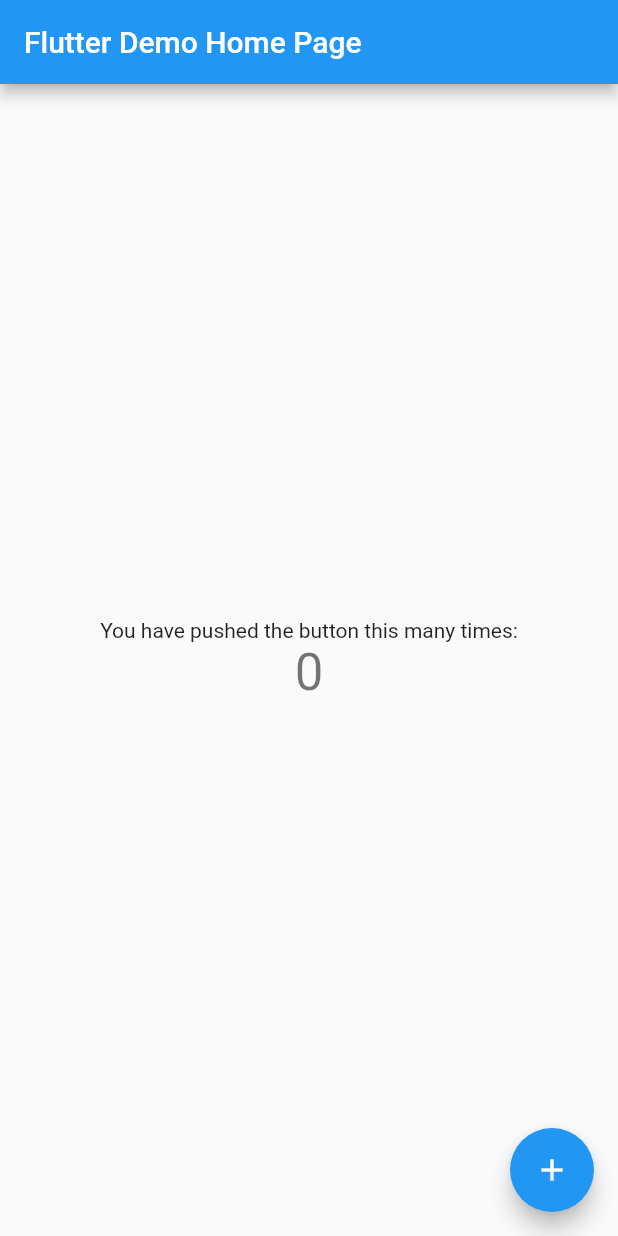
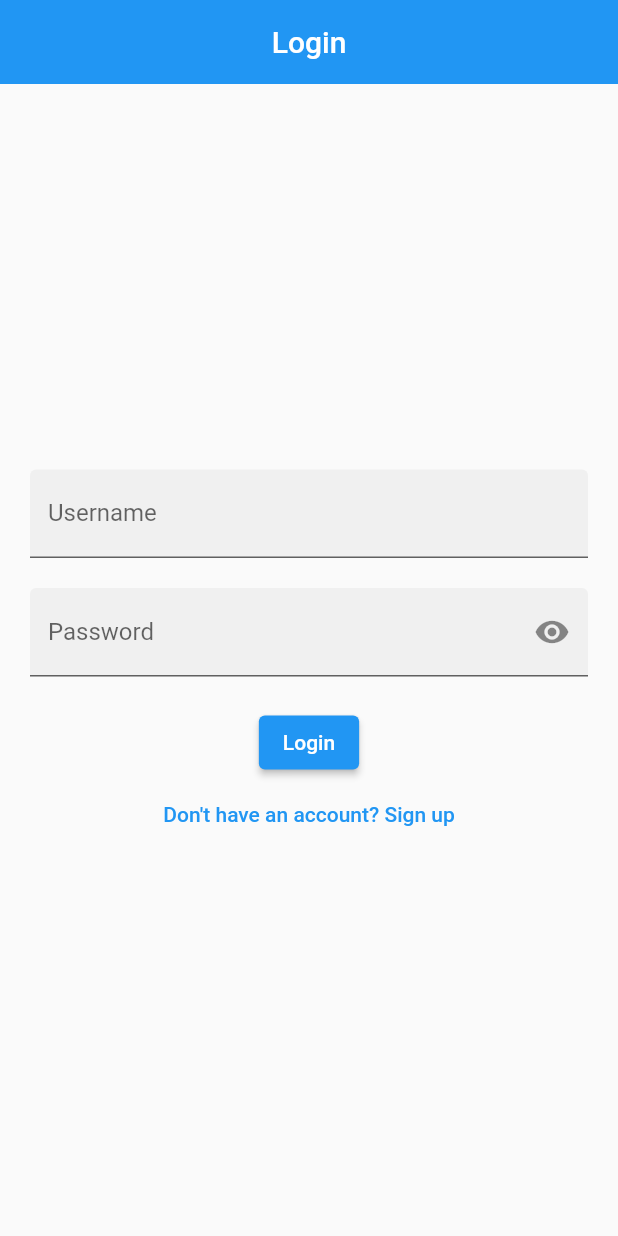
Before and after one commit to Inish-Bashyal/FitBit-Mobile, a Flutter app: the screen it shows after launch, on a phone screen of 412 x 824 dp. Run offline on Flutter 3.47's test engine with Material 2 defaults, Android fonts, the phone set to English and light mode, and no system bars.

Commit message:
login view created

```diff
--- /dev/null
+++ b/lib/app.dart
@@ -0,0 +1,17 @@
+import 'package:fitbit/view/login_view.dart';
+import 'package:flutter/material.dart';
+
+class App extends StatelessWidget {
+  const App({super.key});
+
+  @override
+  Widget build(BuildContext context) {
+    return MaterialApp(
+      debugShowCheckedModeBanner: false,
+      initialRoute: '/loginRoute',
+      routes: {
+        '/loginRoute': (context) => const LoginView(),
+      },
+    );
+  }
+}
--- a/lib/main.dart
+++ b/lib/main.dart
@@ -1,115 +1,8 @@
+import 'package:fitbit/app.dart';
 import 'package:flutter/material.dart';
 
-void main() {
-  runApp(const MyApp());
+void main(List<String> args) {
+  runApp(
+    const App(),
+  );
 }
-
-class MyApp extends StatelessWidget {
-  const MyApp({super.key});
-
-  // This widget is the root of your application.
-  @override
-  Widget build(BuildContext context) {
-    return MaterialApp(
-      title: 'Flutter Demo',
-      theme: ThemeData(
-        // This is the theme of your application.
-        //
-        // Try running your application with "flutter run". You'll see the
-        // application has a blue toolbar. Then, without quitting the app, try
-        // changing the primarySwatch below to Colors.green and then invoke
-        // "hot reload" (press "r" in the console where you ran "flutter run",
-        // or simply save your changes to "hot reload" in a Flutter IDE).
-        // Notice that the counter didn't reset back to zero; the application
-        // is not restarted.
-        primarySwatch: Colors.blue,
-      ),
-      home: const MyHomePage(title: 'Flutter Demo Home Page'),
-    );
-  }
-}
-
-class MyHomePage extends StatefulWidget {
-  const MyHomePage({super.key, required this.title});
-
-  // This widget is the home page of your application. It is stateful, meaning
-  // that it has a State object (defined below) that contains fields that affect
-  // how it looks.
-
-  // This class is the configuration for the state. It holds the values (in this
-  // case the title) provided by the parent (in this case the App widget) and
-  // used by the build method of the State. Fields in a Widget subclass are
-  // always marked "final".
-
-  final String title;
-
-  @override
-  State<MyHomePage> createState() => _MyHomePageState();
-}
-
-class _MyHomePageState extends State<MyHomePage> {
-  int _counter = 0;
-
-  void _incrementCounter() {
-    setState(() {
-      // This call to setState tells the Flutter framework that something has
-      // changed in this State, which causes it to rerun the build method below
-      // so that the display can reflect the updated values. If we changed
-      // _counter without calling setState(), then the build method would not be
-      // called again, and so nothing would appear to happen.
-      _counter++;
-    });
-  }
-
-  @override
-  Widget build(BuildContext context) {
-    // This method is rerun every time setState is called, for instance as done
-    // by the _incrementCounter method above.
-    //
-    // The Flutter framework has been optimized to make rerunning build methods
-    // fast, so that you can just rebuild anything that needs updating rather
-    // than having to individually change instances of widgets.
-    return Scaffold(
-      appBar: AppBar(
-        // Here we take the value from the MyHomePage object that was created by
-        // the App.build method, and use it to set our appbar title.
-        title: Text(widget.title),
-      ),
-      body: Center(
-        // Center is a layout widget. It takes a single child and positions it
-        // in the middle of the parent.
-        child: Column(
-          // Column is also a layout widget. It takes a list of children and
-          // arranges them vertically. By default, it sizes itself to fit its
-          // children horizontally, and tries to be as tall as its parent.
-          //
-          // Invoke "debug painting" (press "p" in the console, choose the
-          // "Toggle Debug Paint" action from the Flutter Inspector in Android
-          // Studio, or the "Toggle Debug Paint" command in Visual Studio Code)
-          // to see the wireframe for each widget.
-          //
-          // Column has various properties to control how it sizes itself and
-          // how it positions its children. Here we use mainAxisAlignment to
-          // center the children vertically; the main axis here is the vertical
-          // axis because Columns are vertical (the cross axis would be
-          // horizontal).
-          mainAxisAlignment: MainAxisAlignment.center,
-          children: <Widget>[
-            const Text(
-              'You have pushed the button this many times:',
-            ),
-            Text(
-              '$_counter',
-              style: Theme.of(context).textTheme.headlineMedium,
-            ),
-          ],
-        ),
-      ),
-      floatingActionButton: FloatingActionButton(
-        onPressed: _incrementCounter,
-        tooltip: 'Increment',
-        child: const Icon(Icons.add),
-      ), // This trailing comma makes auto-formatting nicer for build methods.
-    );
-  }
-}
--- /dev/null
+++ b/lib/view/login_view.dart
@@ -0,0 +1,68 @@
+import 'package:flutter/material.dart';
+
+class LoginView extends StatefulWidget {
+  const LoginView({super.key});
+
+  @override
+  State<LoginView> createState() => _LoginViewState();
+}
+
+class _LoginViewState extends State<LoginView> {
+  bool obscureText = true;
+
+  void togglePasswordVisibility() {
+    setState(() {
+      obscureText = !obscureText;
+    });
+  }
+
+  @override
+  Widget build(BuildContext context) {
+    return Scaffold(
+      appBar: AppBar(
+        title: const Text('Login'),
+        centerTitle: true,
+        elevation: 0,
+      ),
+      body: Center(
+        child: Padding(
+          padding: const EdgeInsets.all(20.0),
+          child: Column(
+            mainAxisAlignment: MainAxisAlignment.center,
+            children: [
+              const TextField(
+                decoration: InputDecoration(
+                  labelText: 'Username',
+                  filled: true,
+                ),
+              ),
+              const SizedBox(height: 20.0),
+              TextField(
+                obscureText: obscureText,
+                decoration: InputDecoration(
+                  labelText: 'Password',
+                  filled: true,
+                  suffixIcon: GestureDetector(
+                    onTap: togglePasswordVisibility,
+                    child: Icon(
+                      obscureText ? Icons.visibility : Icons.visibility_off,
+                    ),
+                  ),
+                ),
+              ),
+              const SizedBox(height: 20.0),
+              ElevatedButton(
+                onPressed: () {},
+                child: const Text('Login'),
+              ),
+              TextButton(
+                onPressed: () {},
+                child: const Text("Don't have an account? Sign up"),
+              ),
+            ],
+          ),
+        ),
+      ),
+    );
+  }
+}
```
